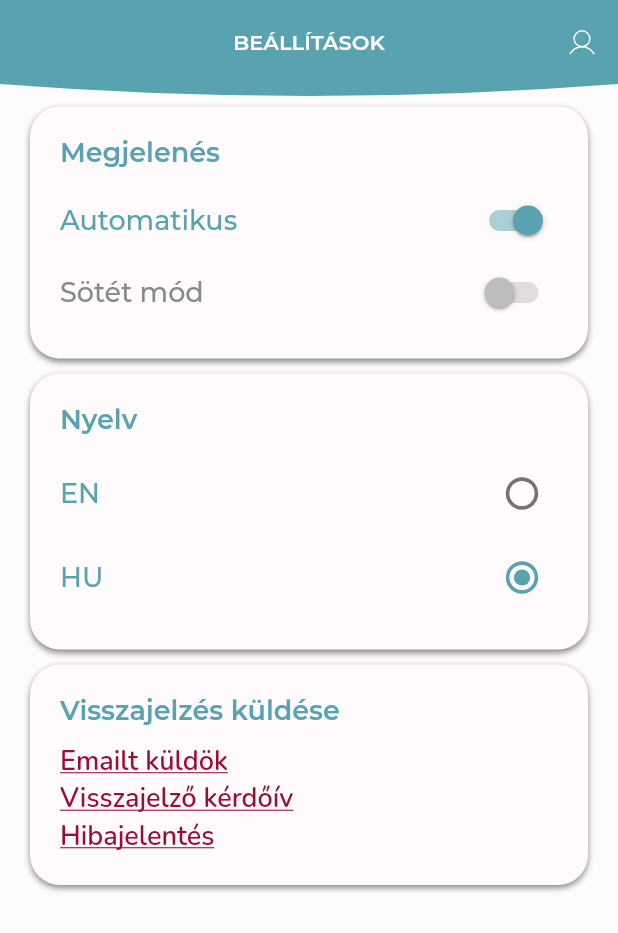
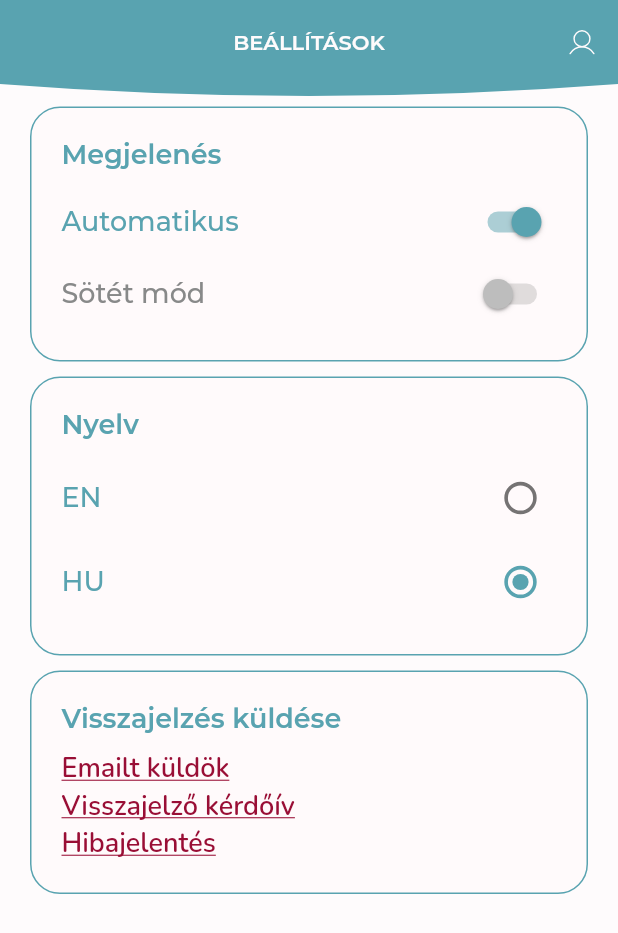
Before and after one commit to gaoypChina/szikapp, a Flutter app: the SettingsScreen screen opened directly, on a phone screen of 412 x 824 dp. Shown: the top 933 px of the screen. Run offline on Flutter 3.47's test engine with Material 2 defaults, Android fonts, the phone set to English and light mode, and no system bars; our stand-ins replace connectivity_plus, dropdown_search, easy_localization, firebase_analytics, firebase_auth, firebase_core and 6 more; missing offline and left inert: toggle_list; accounts and stored records are empty; project files that could hold a hidden picture were left out.

Commit message:
Alkalmazás egységes flat stílusa

```diff
--- a/lib/components/app/floating_action_button.dart
+++ b/lib/components/app/floating_action_button.dart
@@ -21,6 +21,7 @@ class CustomFloatingActionButton extends StatelessWidget {
     return user!.hasPermissionToCreate(typeToCreate)
         ? FloatingActionButton(
             onPressed: onPressed,
+            elevation: 0,
             child: ConstrainedBox(
               constraints: const BoxConstraints.expand(
                 width: kIconSizeLarge,
--- a/lib/components/dialog.dart
+++ b/lib/components/dialog.dart
@@ -162,6 +162,9 @@ class CustomDialog extends StatelessWidget {
                               BorderRadius.circular(kBorderRadiusSmall),
                         ),
                       ),
+                      elevation: MaterialStateProperty.resolveWith<double>(
+                        (Set<MaterialState> states) => 0,
+                      ),
                     ),
                     child: Padding(
                       padding: const EdgeInsets.symmetric(
--- a/lib/components/gdpr_widget.dart
+++ b/lib/components/gdpr_widget.dart
@@ -57,6 +57,7 @@ class GDPRWidget extends StatelessWidget {
                 ),
                 ElevatedButton(
                   onPressed: onAgreePressed,
+                  style: ElevatedButton.styleFrom(elevation: 0),
                   child: Text(
                     'BUTTON_AGREE'.tr(),
                     style: theme.textTheme.overline!.copyWith(
--- a/lib/screens/reservation/reservation_accounts.dart
+++ b/lib/screens/reservation/reservation_accounts.dart
@@ -195,6 +195,9 @@ class ReservationAccountList extends StatelessWidget {
                                               manager.selectAccount(
                                             manager.accounts.indexOf(item),
                                           ),
+                                          style: ElevatedButton.styleFrom(
+                                            elevation: 0,
+                                          ),
                                           child: Text(
                                             'RESERVATION_ACCOUNT_BUTTON_LIST'
                                                 .tr(),
--- a/lib/screens/reservation/reservation_create_edit.dart
+++ b/lib/screens/reservation/reservation_create_edit.dart
@@ -502,6 +502,9 @@ class ReservationCreateEditScreenState
                         Expanded(
                           child: ElevatedButton(
                             onPressed: widget.isEdit ? _onEditSent : _onNewSent,
+                            style: ElevatedButton.styleFrom(
+                              elevation: 0,
+                            ),
                             child: Text(
                               widget.isEdit
                                   ? 'BUTTON_SAVE'.tr()
--- a/lib/screens/settings_screen.dart
+++ b/lib/screens/settings_screen.dart
@@ -121,13 +121,7 @@ class _SettingsScreenState extends State<SettingsScreen> {
                 borderRadius: const BorderRadius.all(
                   Radius.circular(kBorderRadiusNormal),
                 ),
-                boxShadow: [
-                  BoxShadow(
-                    color: theme.colorScheme.secondaryContainer,
-                    offset: const Offset(0.0, 2.0),
-                    blurRadius: 3.0,
-                  ),
-                ],
+                border: Border.all(color: theme.colorScheme.primary),
               ),
               child: Column(
                 children: [
@@ -180,13 +174,7 @@ class _SettingsScreenState extends State<SettingsScreen> {
                 borderRadius: const BorderRadius.all(
                   Radius.circular(kBorderRadiusNormal),
                 ),
-                boxShadow: [
-                  BoxShadow(
-                    color: theme.colorScheme.secondaryContainer,
-                    offset: const Offset(0.0, 2.0),
-                    blurRadius: 3.0,
-                  ),
-                ],
+                border: Border.all(color: theme.colorScheme.primary),
               ),
               child: Column(
                 children: [
@@ -236,13 +224,7 @@ class _SettingsScreenState extends State<SettingsScreen> {
                   borderRadius: const BorderRadius.all(
                     Radius.circular(kBorderRadiusNormal),
                   ),
-                  boxShadow: [
-                    BoxShadow(
-                      color: theme.colorScheme.secondaryContainer,
-                      offset: const Offset(0.0, 2.0),
-                      blurRadius: 3.0,
-                    ),
-                  ],
+                  border: Border.all(color: theme.colorScheme.primary),
                 ),
                 child: Column(
                   children: [
@@ -284,13 +266,7 @@ class _SettingsScreenState extends State<SettingsScreen> {
                   borderRadius: const BorderRadius.all(
                     Radius.circular(kBorderRadiusNormal),
                   ),
-                  boxShadow: [
-                    BoxShadow(
-                      color: theme.colorScheme.secondaryContainer,
-                      offset: const Offset(0.0, 2.0),
-                      blurRadius: 3.0,
-                    ),
-                  ],
+                  border: Border.all(color: theme.colorScheme.primary),
                 ),
                 child: CustomCheckboxList(
                   title: Text(
@@ -318,13 +294,7 @@ class _SettingsScreenState extends State<SettingsScreen> {
                 borderRadius: const BorderRadius.all(
                   Radius.circular(kBorderRadiusNormal),
                 ),
-                boxShadow: [
-                  BoxShadow(
-                    color: theme.colorScheme.secondaryContainer,
-                    offset: const Offset(0.0, 2.0),
-                    blurRadius: 3.0,
-                  ),
-                ],
+                border: Border.all(color: theme.colorScheme.primary),
               ),
               child: Column(
                 children: [
--- a/lib/ui/dark_theme.dart
+++ b/lib/ui/dark_theme.dart
@@ -70,7 +70,7 @@ ThemeData szikDarkThemeData = ThemeData(
   floatingActionButtonTheme: const FloatingActionButtonThemeData(
       foregroundColor: szikEden,
       backgroundColor: szikSilver,
-      elevation: 10,
+      elevation: 0,
       splashColor: szikSilverChalice),
   //navigationRailTheme: null,
   //typography: null,
--- a/lib/ui/light_theme.dart
+++ b/lib/ui/light_theme.dart
@@ -70,7 +70,7 @@ ThemeData szikLightThemeData = ThemeData(
   floatingActionButtonTheme: const FloatingActionButtonThemeData(
       foregroundColor: szikAmour,
       backgroundColor: szikMonarch,
-      elevation: 10,
+      elevation: 0,
       splashColor: szikShiraz),
   //navigationRailTheme: null,
   //typography: null,
--- a/pubspec.yaml
+++ b/pubspec.yaml
@@ -2,7 +2,7 @@ name: szikapp
 description: Awesome application for doing business in da SZIK.
 
 publish_to: 'none' # Remove this line if you wish to publish to pub.dev
-version: 1.1.4+249
+version: 1.1.4+250
 
 environment:
   sdk: ">=2.17.0 <3.0.0"
```
Also changed, not shown: lib/components/controls/slider.dart (+4 -12 lines), lib/components/document_details.dart (+7 -0 lines), lib/screens/documents_screen.dart (+1 -7 lines), lib/screens/poll/poll_create_edit.dart (+7 -17 lines), lib/screens/poll/poll_details_view.dart (+7 -11 lines), lib/screens/profile/profile_profile_view.dart (+9 -0 lines), lib/screens/reservation/reservation_games.dart (+9 -1 lines).
